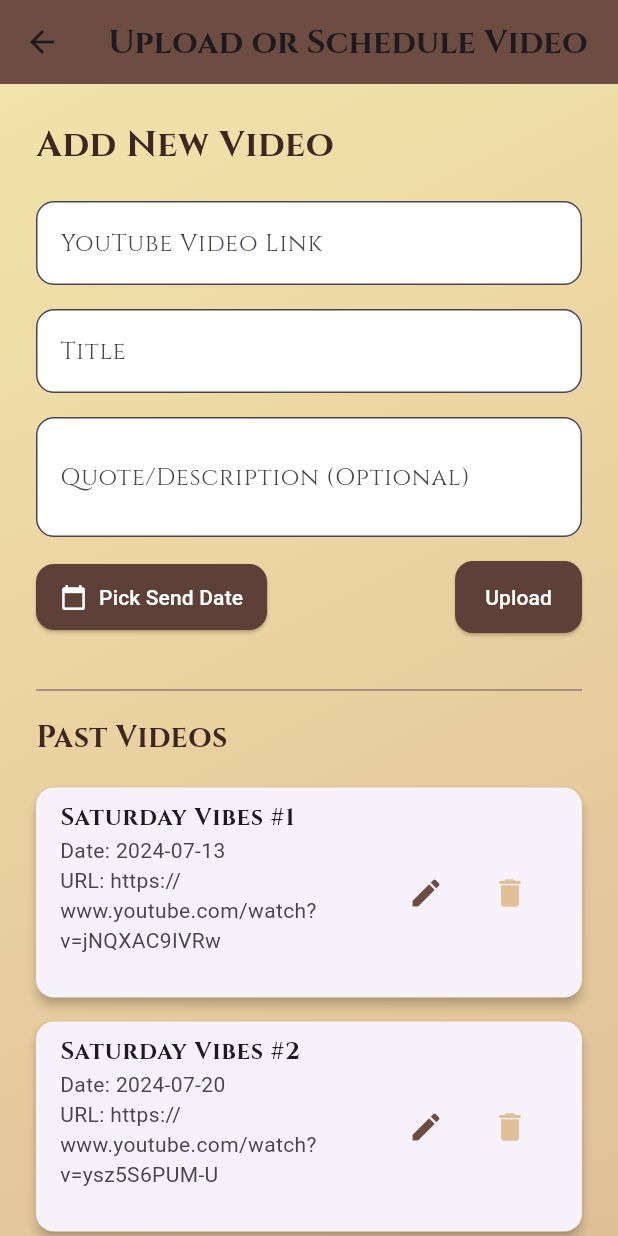
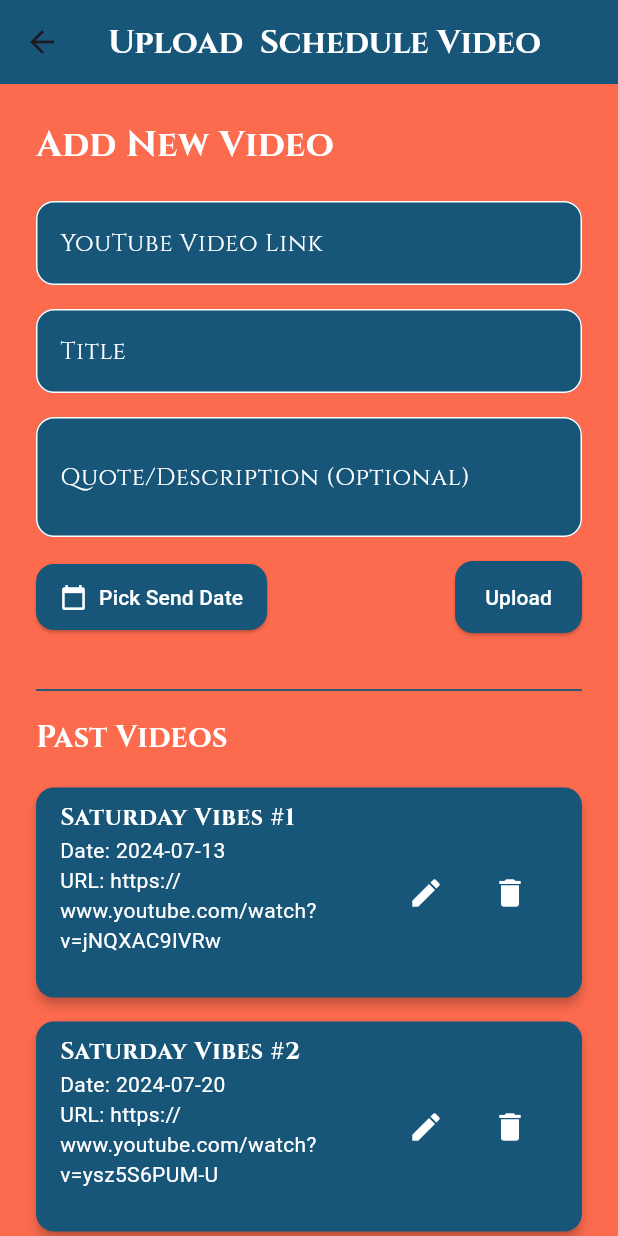
Before and after one commit to sheheryarhilal1/FlutterApp, a Flutter app: the UploadScheduleScreen screen opened directly, on a phone screen of 412 x 824 dp. Run offline on Flutter 3.47's test engine with Material 3 defaults, Android fonts, the phone set to English and light mode, and no system bars; our stand-ins replace get, google_fonts, youtube_player_flutter.

Commit message:
ui chnage

```diff
--- a/lib/View/upload_schedual_screen.dart
+++ b/lib/View/upload_schedual_screen.dart
@@ -1,7 +1,6 @@
 import 'package:flutter/material.dart';
 import 'package:get/get.dart';
 import 'package:google_fonts/google_fonts.dart';
-
 import '../Controller/video_controller.dart';
 import '../Model/video_model.dart';
 
@@ -69,7 +68,7 @@ class _UploadScheduleScreenState extends State<UploadScheduleScreen> {
     showDialog(
       context: context,
       builder: (_) => AlertDialog(
-        backgroundColor: const Color(0xFFFFF8E1),
+        backgroundColor:Color.fromARGB(255, 238, 108, 82) ,
         title: Text('Edit Video', style: GoogleFonts.cinzel(fontWeight: FontWeight.bold)),
         content: SingleChildScrollView(
           child: Column(
@@ -105,7 +104,7 @@ class _UploadScheduleScreenState extends State<UploadScheduleScreen> {
                   style: const TextStyle(color: Colors.white),
                 ),
                 style: ElevatedButton.styleFrom(
-                  backgroundColor: Colors.brown.shade700,
+                  backgroundColor: const  Color.fromARGB(255, 23, 86, 121) ,
                 ),
               ),
             ],
@@ -118,7 +117,7 @@ class _UploadScheduleScreenState extends State<UploadScheduleScreen> {
           ),
           ElevatedButton(
             onPressed: () {
-              if (tempTitle.text.isNotEmpty && tempUrl.text.isNotEmpty && tempDate != null) {
+              if (tempTitle.text.isNotEmpty && tempUrl.text.isNotEmpty) {
                 controller.archiveVideos[index] = VideoModel(
                   title: tempTitle.text,
                   url: tempUrl.text,
@@ -142,20 +141,17 @@ class _UploadScheduleScreenState extends State<UploadScheduleScreen> {
   @override
   Widget build(BuildContext context) {
     return Container(
-      decoration: const BoxDecoration(
-        gradient: LinearGradient(
-          colors: [Color(0xFFF3E5AB), Color(0xFFE0C097)],
-          begin: Alignment.topLeft,
-          end: Alignment.bottomRight,
+      decoration:const BoxDecoration(
+  color: Color.fromARGB(255, 253, 107, 78), // Replace with your desired solid color
 ),
-      ),
+
       child: Scaffold(
         backgroundColor: Colors.transparent,
         appBar: AppBar(
-          backgroundColor: const Color(0xFF6D4C41),
+          backgroundColor:const  Color.fromARGB(255, 23, 86, 121) ,
           title: Text(
-            'Upload or Schedule Video',
-            style: GoogleFonts.cinzel(fontSize: 22, fontWeight: FontWeight.bold),
+            'Upload  Schedule Video',
+            style: GoogleFonts.cinzel(fontSize: 22, fontWeight: FontWeight.bold,color: Colors.white),
           ),
           centerTitle: true,
         ),
@@ -172,7 +168,7 @@ class _UploadScheduleScreenState extends State<UploadScheduleScreen> {
                     style: GoogleFonts.cinzel(
                       fontSize: 24,
                       fontWeight: FontWeight.bold,
-                      color: Colors.brown.shade900,
+                      color: Colors.white,
                     ),
                   ),
                   const SizedBox(height: 20),
@@ -180,7 +176,7 @@ class _UploadScheduleScreenState extends State<UploadScheduleScreen> {
                   const SizedBox(height: 16),
                   _buildTextField("Title", titleController),
                   const SizedBox(height: 16),
-                  _buildTextField("Quote/Description (Optional)", descriptionController, maxLines: 2),
+                  _buildTextField("Quote/Description (Optional)", descriptionController, maxLines: 2,),
                   const SizedBox(height: 16),
                   Row(
                     children: [
@@ -194,7 +190,7 @@ class _UploadScheduleScreenState extends State<UploadScheduleScreen> {
                           style: const TextStyle(color: Colors.white),
                         ),
                         style: ElevatedButton.styleFrom(
-                          backgroundColor: Colors.brown.shade700,
+                          backgroundColor: const  Color.fromARGB(255, 23, 86, 121) ,
                           padding: const EdgeInsets.symmetric(horizontal: 16, vertical: 12),
                           shape: RoundedRectangleBorder(borderRadius: BorderRadius.circular(12)),
                         ),
@@ -204,7 +200,7 @@ class _UploadScheduleScreenState extends State<UploadScheduleScreen> {
                         onPressed: _submit,
                         child: const Text('Upload'),
                         style: ElevatedButton.styleFrom(
-                          backgroundColor: Colors.brown.shade700,
+                          backgroundColor: const  Color.fromARGB(255, 23, 86, 121) ,
                           foregroundColor: Colors.white,
                           padding: const EdgeInsets.symmetric(horizontal: 20, vertical: 14),
                           shape: RoundedRectangleBorder(borderRadius: BorderRadius.circular(12)),
@@ -213,14 +209,14 @@ class _UploadScheduleScreenState extends State<UploadScheduleScreen> {
                     ],
                   ),
                   const SizedBox(height: 30),
-                  Divider(color: Colors.brown.shade300, thickness: 1.2),
+                  Divider(color: const  Color.fromARGB(255, 23, 86, 121) , thickness: 1.2),
                   const SizedBox(height: 10),
                   Text(
                     'Past Videos',
                     style: GoogleFonts.cinzel(
                       fontSize: 20,
                       fontWeight: FontWeight.bold,
-                      color: Colors.brown.shade900,
+                      color: Colors.white,
                     ),
                   ),
                   const SizedBox(height: 10),
@@ -233,29 +229,36 @@ class _UploadScheduleScreenState extends State<UploadScheduleScreen> {
                           itemBuilder: (context, index) {
                             final video = controller.archiveVideos[index];
                             return Card(
+  color:const  Color.fromARGB(255, 23, 86, 121), // Set background color here
   margin: const EdgeInsets.symmetric(vertical: 8),
   elevation: 3,
   child: ListTile(
-                                title: Text(video.title, style: GoogleFonts.cinzel(fontWeight: FontWeight.bold)),
+    title: Text(
+      video.title,
+      style: GoogleFonts.cinzel(fontWeight: FontWeight.bold,color: Colors.white),
+    ),
     subtitle: Text(
   'Date: ${video.dateSent.toLocal().toString().split(' ')[0]}\n'
   'URL: ${video.url}\n${video.description ?? ''}',
+  style: const TextStyle(color: Colors.white),
 ),
+
     trailing: Wrap(
       spacing: 8,
       children: [
         IconButton(
-                                      icon: const Icon(Icons.edit, color: Color(0xFF6D4C41)),
+          icon: const Icon(Icons.edit, color: Colors.white),
           onPressed: () => _editVideo(index),
         ),
         IconButton(
-                                      icon: const Icon(Icons.delete, color:Color(0xFFE0C097)),
+          icon: const Icon(Icons.delete, color: Colors.white),
           onPressed: () => _deleteVideo(index),
         ),
       ],
     ),
   ),
 );
+
                           },
                         )),
                 ],
@@ -271,13 +274,22 @@ class _UploadScheduleScreenState extends State<UploadScheduleScreen> {
   return TextField(
     controller: controller,
     maxLines: maxLines,
+    style: const TextStyle(color: Colors.white), // Text entered will be white
     decoration: InputDecoration(
       labelText: label,
+      labelStyle: GoogleFonts.cinzel(color: Colors.white), // Label text white
       filled: true,
-        fillColor: Colors.white,
-        labelStyle: GoogleFonts.cinzel(),
-        border: OutlineInputBorder(borderRadius: BorderRadius.circular(12)),
+      fillColor: const Color.fromARGB(255, 23, 86, 121), // Background color of text field
+      enabledBorder: OutlineInputBorder(
+        borderSide: const BorderSide(color: Colors.white),
+        borderRadius: BorderRadius.circular(12),
+      ),
+      focusedBorder: OutlineInputBorder(
+        borderSide: const BorderSide(color: Colors.white, width: 1.5),
+        borderRadius: BorderRadius.circular(12),
+      ),
     ),
   );
 }
+
 }
```
Also changed, not shown: lib/View/Import Past link.dart (+5 -5 lines), lib/View/admin_login screen.dart (+15 -18 lines), lib/View/archive_screen.dart (+14 -17 lines), lib/View/home_screen.dart (+14 -8 lines), lib/View/user_management_screen.dart (+7 -7 lines), 2 other files. Lines whose indentation alone changed are shown as unchanged.
